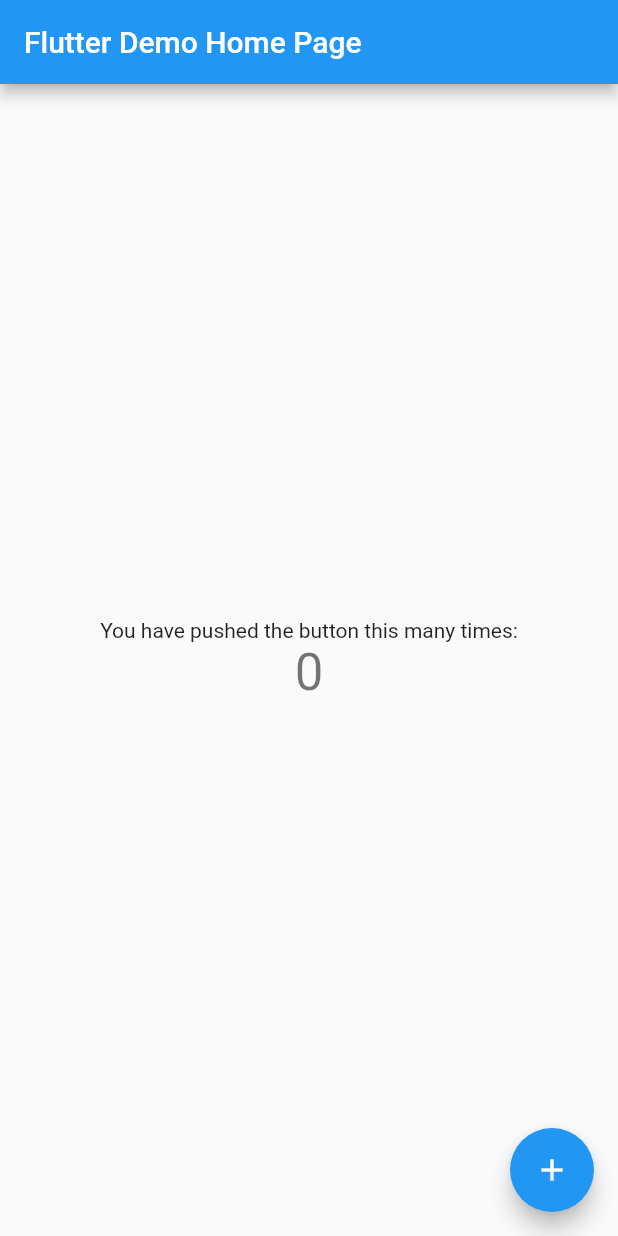
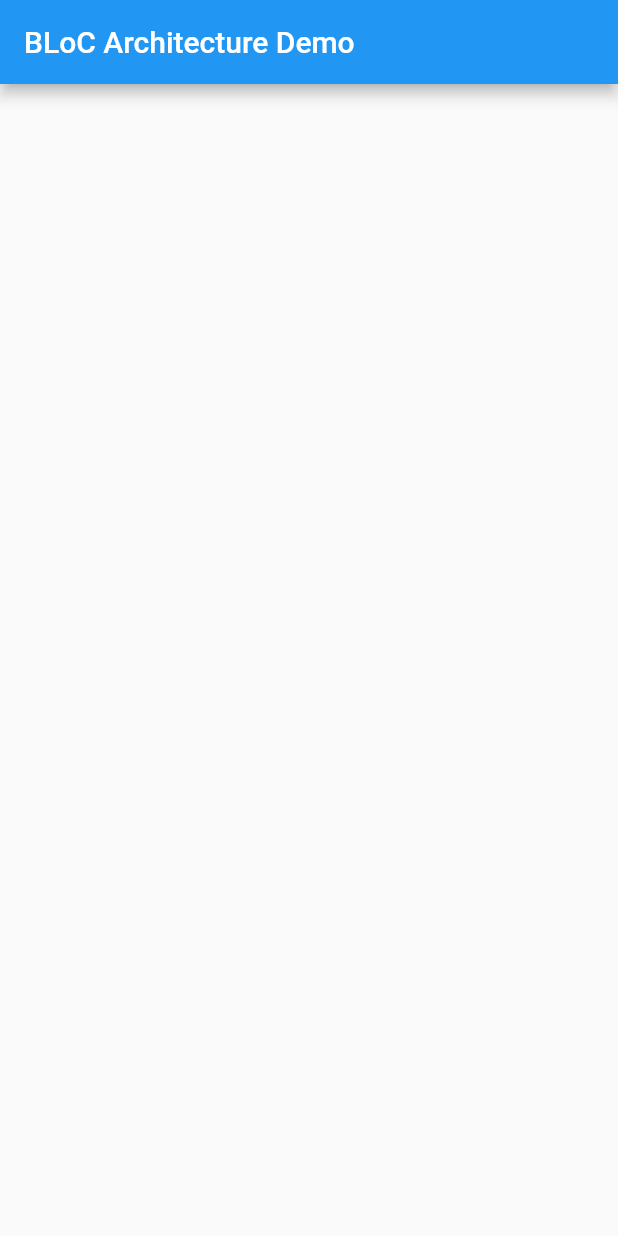
Before and after one commit to aditya234/flutter-bloc-architecture-demo, a Flutter app: the screen it shows after launch, on a phone screen of 412 x 824 dp. Run offline on Flutter 3.47's test engine with Material 2 defaults, Android fonts, the phone set to English and light mode, and no system bars.

Commit message:
feature : did code cleanup and created BlocDemo screen.

```diff
--- a/lib/main.dart
+++ b/lib/main.dart
@@ -1,4 +1,5 @@
 import 'package:flutter/material.dart';
+import 'package:flutter_bloc_demo/screens/bloc_demo.dart';
 
 void main() => runApp(MyApp());
 
@@ -9,103 +10,9 @@ class MyApp extends StatelessWidget {
     return MaterialApp(
       title: 'Flutter Demo',
       theme: ThemeData(
-        // This is the theme of your application.
-        //
-        // Try running your application with "flutter run". You'll see the
-        // application has a blue toolbar. Then, without quitting the app, try
-        // changing the primarySwatch below to Colors.green and then invoke
-        // "hot reload" (press "r" in the console where you ran "flutter run",
-        // or simply save your changes to "hot reload" in a Flutter IDE).
-        // Notice that the counter didn't reset back to zero; the application
-        // is not restarted.
         primarySwatch: Colors.blue,
       ),
-      home: MyHomePage(title: 'Flutter Demo Home Page'),
+      home: BlocDemo(),
     );
   }
 }
-
-class MyHomePage extends StatefulWidget {
-  MyHomePage({Key key, this.title}) : super(key: key);
-
-  // This widget is the home page of your application. It is stateful, meaning
-  // that it has a State object (defined below) that contains fields that affect
-  // how it looks.
-
-  // This class is the configuration for the state. It holds the values (in this
-  // case the title) provided by the parent (in this case the App widget) and
-  // used by the build method of the State. Fields in a Widget subclass are
-  // always marked "final".
-
-  final String title;
-
-  @override
-  _MyHomePageState createState() => _MyHomePageState();
-}
-
-class _MyHomePageState extends State<MyHomePage> {
-  int _counter = 0;
-
-  void _incrementCounter() {
-    setState(() {
-      // This call to setState tells the Flutter framework that something has
-      // changed in this State, which causes it to rerun the build method below
-      // so that the display can reflect the updated values. If we changed
-      // _counter without calling setState(), then the build method would not be
-      // called again, and so nothing would appear to happen.
-      _counter++;
-    });
-  }
-
-  @override
-  Widget build(BuildContext context) {
-    // This method is rerun every time setState is called, for instance as done
-    // by the _incrementCounter method above.
-    //
-    // The Flutter framework has been optimized to make rerunning build methods
-    // fast, so that you can just rebuild anything that needs updating rather
-    // than having to individually change instances of widgets.
-    return Scaffold(
-      appBar: AppBar(
-        // Here we take the value from the MyHomePage object that was created by
-        // the App.build method, and use it to set our appbar title.
-        title: Text(widget.title),
-      ),
-      body: Center(
-        // Center is a layout widget. It takes a single child and positions it
-        // in the middle of the parent.
-        child: Column(
-          // Column is also layout widget. It takes a list of children and
-          // arranges them vertically. By default, it sizes itself to fit its
-          // children horizontally, and tries to be as tall as its parent.
-          //
-          // Invoke "debug painting" (press "p" in the console, choose the
-          // "Toggle Debug Paint" action from the Flutter Inspector in Android
-          // Studio, or the "Toggle Debug Paint" command in Visual Studio Code)
-          // to see the wireframe for each widget.
-          //
-          // Column has various properties to control how it sizes itself and
-          // how it positions its children. Here we use mainAxisAlignment to
-          // center the children vertically; the main axis here is the vertical
-          // axis because Columns are vertical (the cross axis would be
-          // horizontal).
-          mainAxisAlignment: MainAxisAlignment.center,
-          children: <Widget>[
-            Text(
-              'You have pushed the button this many times:',
-            ),
-            Text(
-              '$_counter',
-              style: Theme.of(context).textTheme.display1,
-            ),
-          ],
-        ),
-      ),
-      floatingActionButton: FloatingActionButton(
-        onPressed: _incrementCounter,
-        tooltip: 'Increment',
-        child: Icon(Icons.add),
-      ), // This trailing comma makes auto-formatting nicer for build methods.
-    );
-  }
-}
--- /dev/null
+++ b/lib/screens/bloc_demo.dart
@@ -0,0 +1,28 @@
+import 'package:flutter/material.dart';
+
+class BlocDemo extends StatelessWidget {
+  @override
+  Widget build(BuildContext context) {
+    return Scaffold(
+      appBar: AppBar(
+          title: Text(
+        "BLoC Architecture Demo",
+      )),
+      body: Container(
+        child: Padding(
+          padding: EdgeInsets.only(top: 100.0),
+          child: Container(),
+//          child: BlocProvider(
+//            bloc: ColorBloc(),
+//            child: Column(
+//              children: <Widget>[
+//                Child1(),
+//                Child2(),
+//              ],
+//            ),
+//          ),
+        ),
+      ),
+    );
+  }
+}
```
